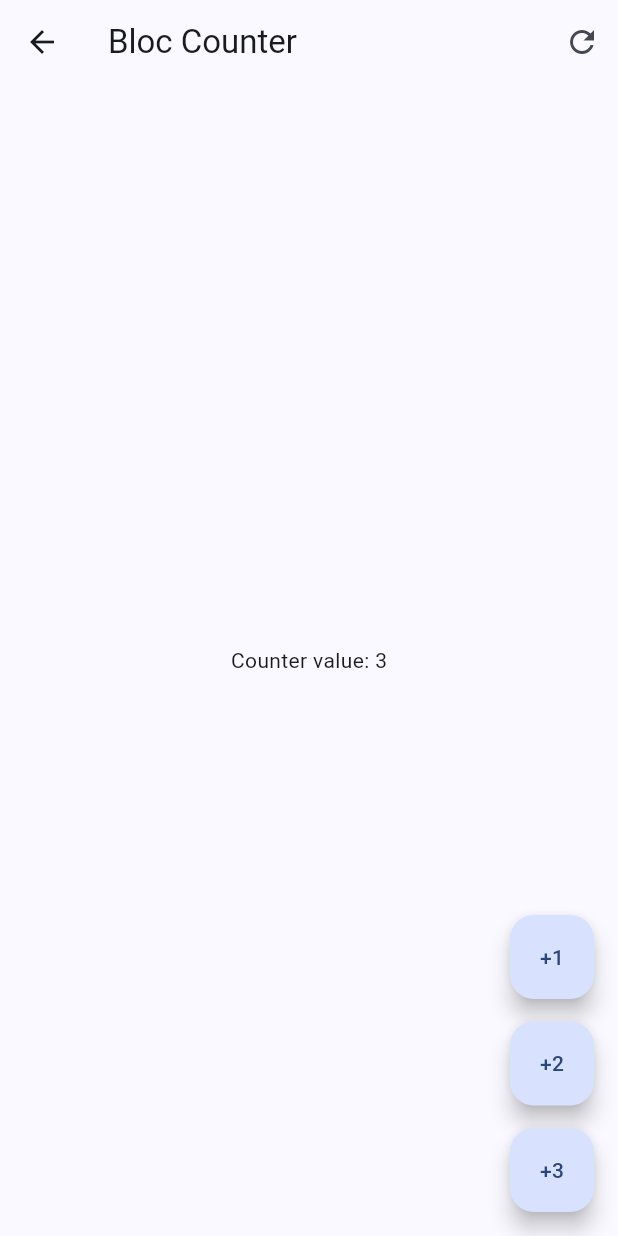
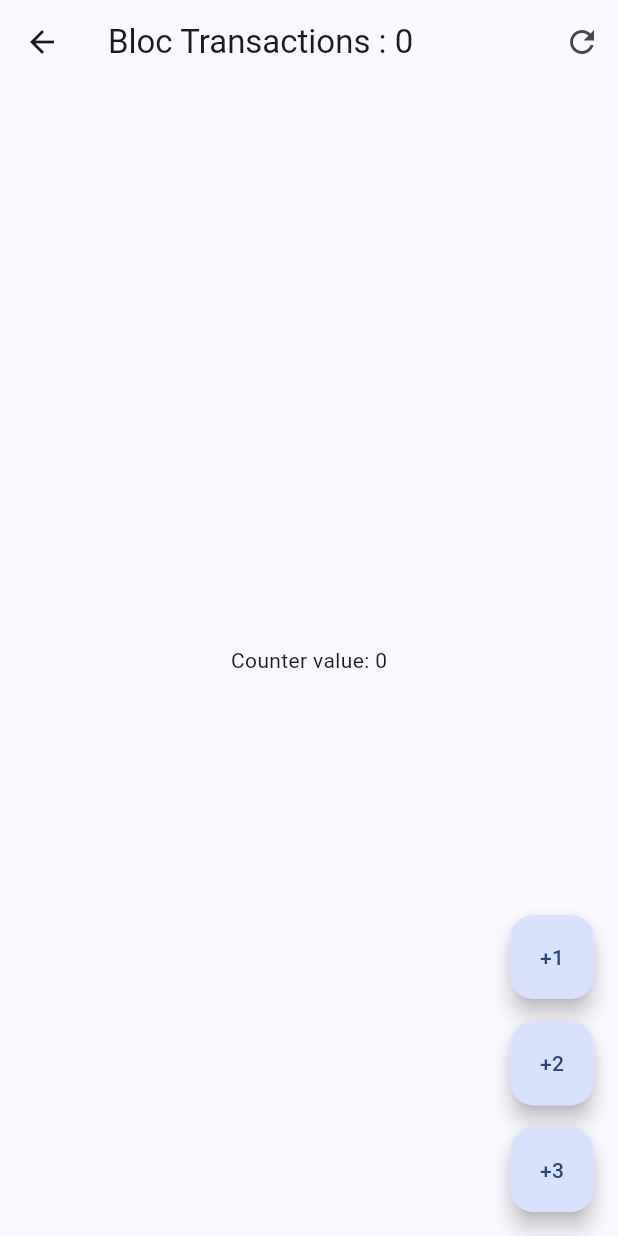
Before and after one commit to dayross/forms_app, a Flutter app: the BlocCounterView screen opened directly, after a tap on the "refresh" icon, on a phone screen of 412 x 824 dp. Run offline on Flutter 3.47's test engine with Material 3 defaults, Android fonts, the phone set to English and light mode, and no system bars; our stand-ins replace bloc, equatable, flutter_bloc, go_router.

Commit message:
added bloc screen

```diff
--- a/lib/presentation/screens/bloc_counter_screen.dart
+++ b/lib/presentation/screens/bloc_counter_screen.dart
@@ -24,14 +24,18 @@ class BlocCounterView extends StatelessWidget {
     context.read<CounterBloc>().add(CounterIncreased(value));
   }
 
+  void resetCounter(BuildContext context) {
+    context.read<CounterBloc>().add(const CounterReset());
+  }
+
   @override
   Widget build(BuildContext context) {
     return Scaffold(
       appBar: AppBar(
-        title: const Text('Bloc Counter'),
+        title: context.select((CounterBloc bloc) => Text('Bloc Transactions : ${bloc.state.transactionCount}')),
         actions: [
           IconButton(
-            onPressed: () => {},
+            onPressed: () => resetCounter(context),
             icon: const Icon(Icons.refresh),
           )
         ],
```
